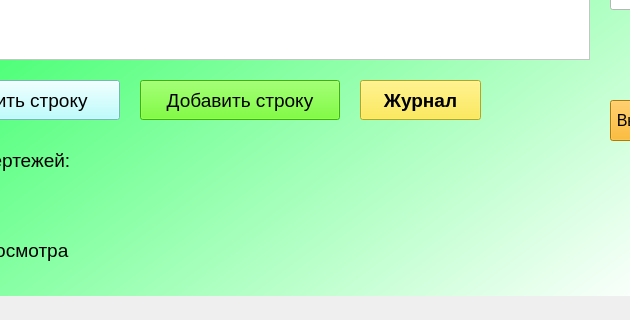
First picture: the form in simple_design.ui, repository EfimTishkovski/Draw_storage, before the edit; both pictures show x 270 to 900 and y 480 to 800 of the 1100 by 800 pixel window.
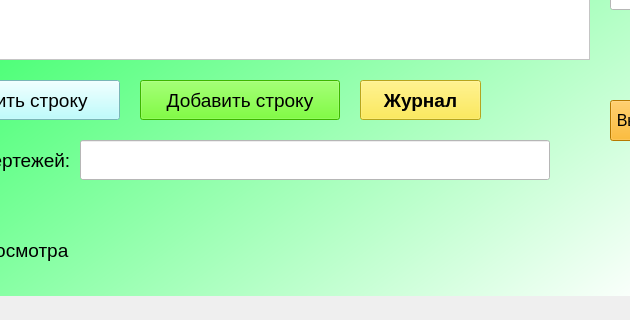
Second picture: the form after the edit. Icons and pictures are not drawn.

Commit message: Добавлено окошко lineEdit вместо текстовой метки для активной проги PDF.

```diff
--- a/simple_design.ui
+++ b/simple_design.ui
@@ -502,25 +502,17 @@
      <string>Программа для просмотра чертежей:</string>
     </property>
    </widget>
-   <widget class="QLabel" name="pdf_program">
+   <widget class="QLineEdit" name="pdf_program_name">
     <property name="geometry">
      <rect>
       <x>350</x>
       <y>620</y>
-      <width>391</width>
-      <height>41</height>
+      <width>470</width>
+      <height>40</height>
      </rect>
     </property>
-    <property name="font">
-     <font>
-      <pointsize>14</pointsize>
-     </font>
-    </property>
     <property name="styleSheet">
-     <string notr="true">background-color: rgba(0,0,0,0);</string>
-    </property>
-    <property name="text">
-     <string/>
+     <string notr="true">background-color: rgb(255, 255, 255);</string>
     </property>
    </widget>
   </widget>
```
